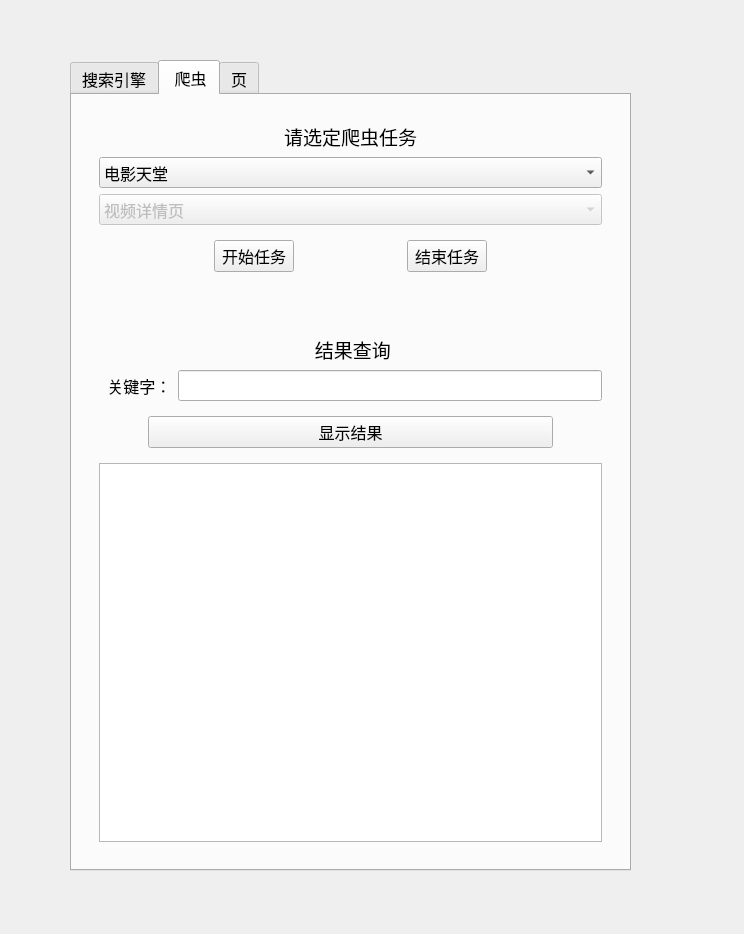
Old version of the form mainwindow.ui in the repository cccccrz/mycrawl.
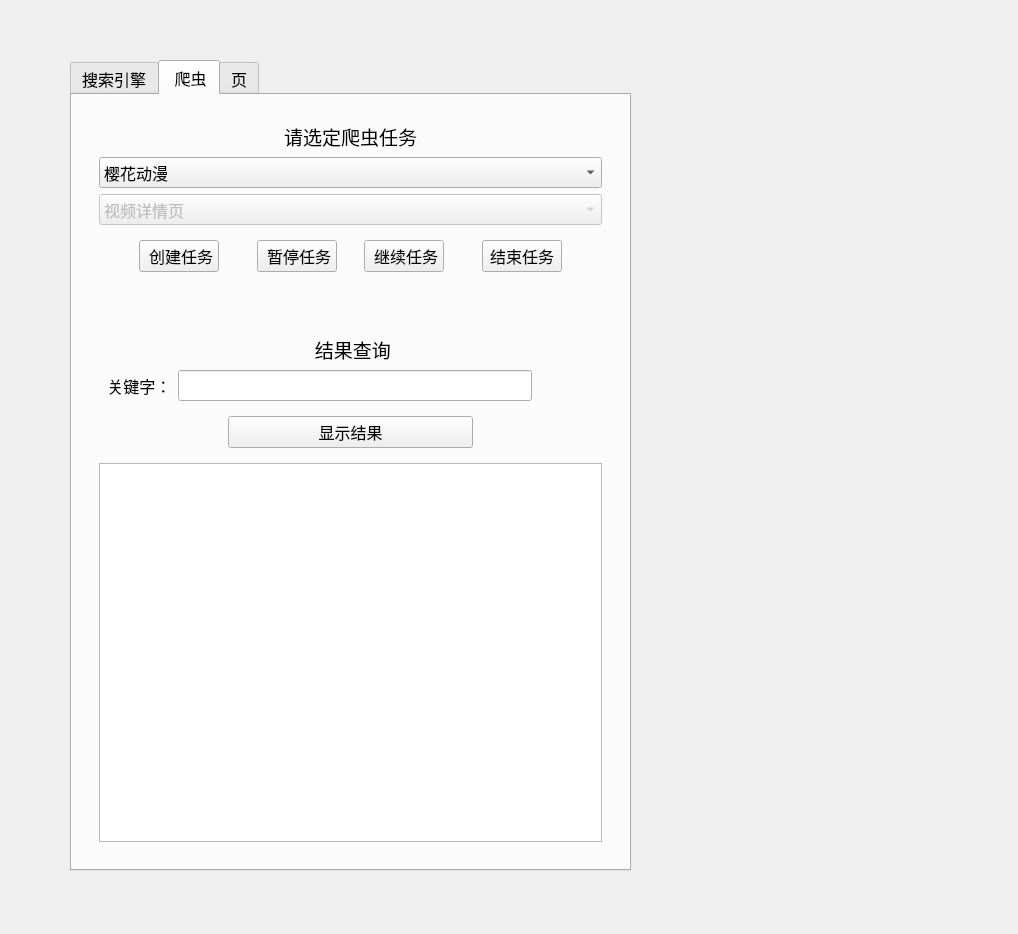
New version of the form.

Patch:
```diff
--- a/mainwindow.ui
+++ b/mainwindow.ui
@@ -6,7 +6,7 @@
    <rect>
     <x>0</x>
     <y>0</y>
-    <width>744</width>
+    <width>1018</width>
     <height>934</height>
    </rect>
   </property>
@@ -162,11 +162,6 @@
             </item>
             <item>
              <widget class="QComboBox" name="comboBox_Web">
-              <item>
-               <property name="text">
-                <string>电影天堂</string>
-               </property>
-              </item>
               <item>
                <property name="text">
                 <string>樱花动漫</string>
@@ -205,7 +200,27 @@
                <item>
                 <widget class="QPushButton" name="work_Btn">
                  <property name="text">
-                  <string>开始任务</string>
+                  <string> 创建任务</string>
+                 </property>
+                </widget>
+               </item>
+               <item>
+                <spacer name="horizontalSpacer_7">
+                 <property name="orientation">
+                  <enum>Qt::Horizontal</enum>
+                 </property>
+                 <property name="sizeHint" stdset="0">
+                  <size>
+                   <width>40</width>
+                   <height>20</height>
+                  </size>
+                 </property>
+                </spacer>
+               </item>
+               <item>
+                <widget class="QPushButton" name="thread_wait_btn">
+                 <property name="text">
+                  <string> 暂停任务</string>
                  </property>
                 </widget>
                </item>
@@ -222,6 +237,26 @@
                  </property>
                 </spacer>
                </item>
+               <item>
+                <widget class="QPushButton" name="thread_continue_btn">
+                 <property name="text">
+                  <string> 继续任务</string>
+                 </property>
+                </widget>
+               </item>
+               <item>
+                <spacer name="horizontalSpacer_8">
+                 <property name="orientation">
+                  <enum>Qt::Horizontal</enum>
+                 </property>
+                 <property name="sizeHint" stdset="0">
+                  <size>
+                   <width>40</width>
+                   <height>20</height>
+                  </size>
+                 </property>
+                </spacer>
+               </item>
                <item>
                 <widget class="QPushButton" name="thread_finished_btn">
                  <property name="text">
@@ -307,6 +342,22 @@
                <item>
                 <widget class="QLineEdit" name="sql_key"/>
                </item>
+               <item>
+                <spacer name="horizontalSpacer_9">
+                 <property name="orientation">
+                  <enum>Qt::Horizontal</enum>
+                 </property>
+                 <property name="sizeType">
+                  <enum>QSizePolicy::Minimum</enum>
+                 </property>
+                 <property name="sizeHint" stdset="0">
+                  <size>
+                   <width>70</width>
+                   <height>20</height>
+                  </size>
+                 </property>
+                </spacer>
+               </item>
               </layout>
              </widget>
             </item>
@@ -319,11 +370,11 @@
                   <enum>Qt::Horizontal</enum>
                  </property>
                  <property name="sizeType">
-                  <enum>QSizePolicy::Minimum</enum>
+                  <enum>QSizePolicy::Fixed</enum>
                  </property>
                  <property name="sizeHint" stdset="0">
                   <size>
-                   <width>40</width>
+                   <width>120</width>
                    <height>20</height>
                   </size>
                  </property>
@@ -342,11 +393,11 @@
                   <enum>Qt::Horizontal</enum>
                  </property>
                  <property name="sizeType">
-                  <enum>QSizePolicy::Minimum</enum>
+                  <enum>QSizePolicy::Fixed</enum>
                  </property>
                  <property name="sizeHint" stdset="0">
                   <size>
-                   <width>40</width>
+                   <width>120</width>
                    <height>20</height>
                   </size>
                  </property>
```
Left out of the diff: 5 changed lines with no effect on the pictures.
